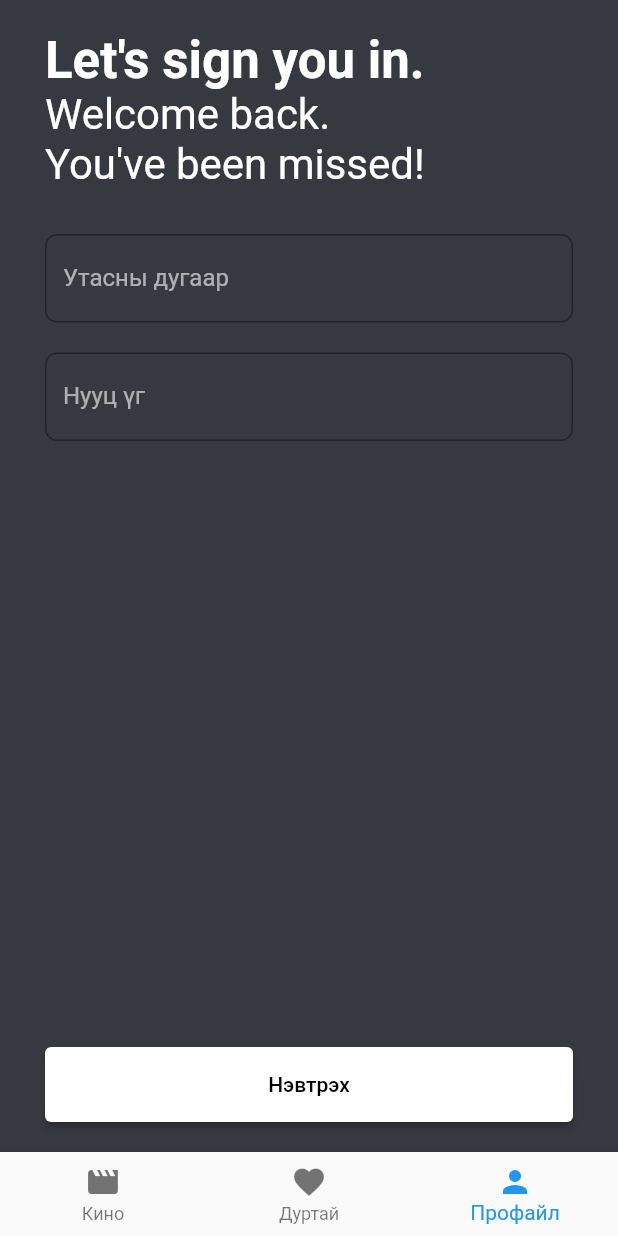
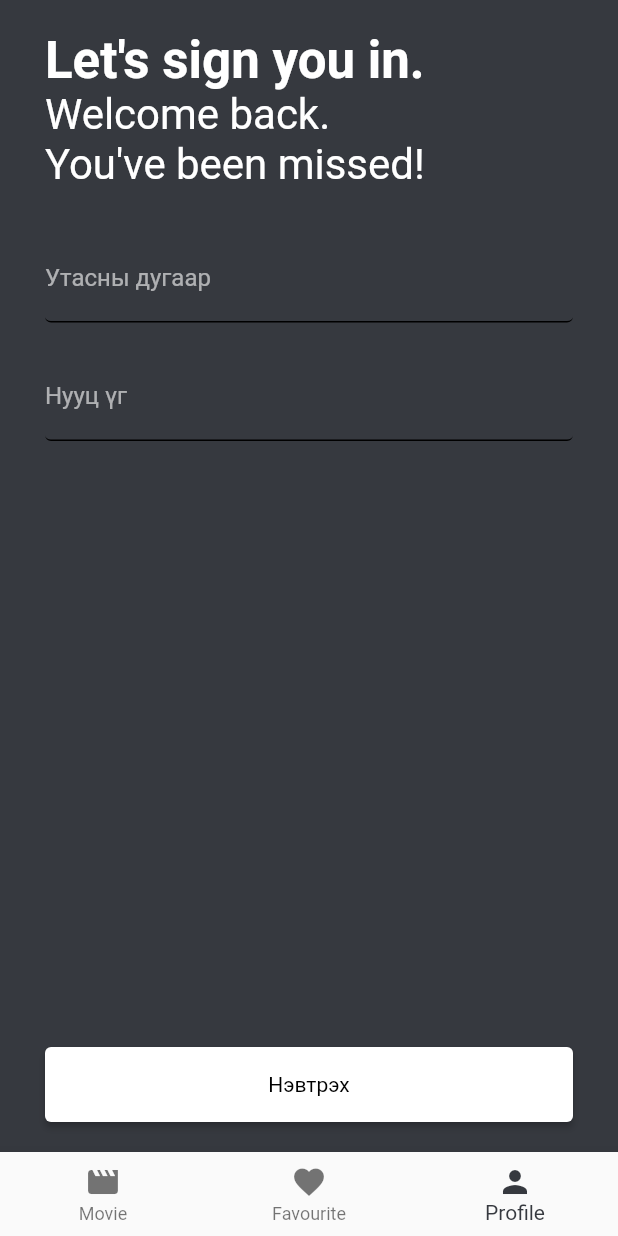
Before and after one commit to enkhjin159/flutter-lesson, a Flutter app: the screen it shows after launch, item 3 of the bottom bar chosen, on a phone screen of 412 x 824 dp. Run offline on Flutter 3.47's test engine with Material 2 defaults, Android fonts, the phone set to English and light mode, and no system bars; our stand-ins replace easy_localization, firebase_core, firebase_messaging, image_picker; accounts and stored records are empty; network calls fail.

```diff
--- a/lib/main.dart
+++ b/lib/main.dart
@@ -1,11 +1,25 @@
+import 'package:easy_localization/easy_localization.dart';
+import 'package:firebase_core/firebase_core.dart';
+import 'package:firebase_messaging/firebase_messaging.dart';
 import 'package:flutter/material.dart';
 import 'package:movie/global_keys.dart';
 import 'package:movie/providers/common.dart';
 import 'package:movie/screens/home.dart';
+import 'package:movie/theme/styles.dart';
 import 'package:provider/provider.dart';
 
-void main() {
-  runApp(const MyApp());
+void main() async {
+  WidgetsFlutterBinding.ensureInitialized();
+  await EasyLocalization.ensureInitialized();
+  await Firebase.initializeApp();
+  print(await FirebaseMessaging.instance.getToken());
+  runApp(
+    EasyLocalization(
+        supportedLocales: [Locale('en', 'US'), Locale('mn', 'MN')],
+        path: 'assets/translations',
+        fallbackLocale: Locale('en', 'US'),
+        child: const MyApp()),
+  );
 }
 
 class MyApp extends StatelessWidget {
@@ -20,9 +34,14 @@ class MyApp extends StatelessWidget {
       child: MaterialApp(
         title: 'Movie App',
         navigatorKey: GlobalKeys.navigatorKey,
-        theme: ThemeData(
-          primarySwatch: Colors.blue,
+        theme: myTheme,
+        builder: (context, child) => MediaQuery(
+          data: MediaQuery.of(context).copyWith(textScaleFactor: 1.0),
+          child: child!,
         ),
+        localizationsDelegates: context.localizationDelegates,
+        supportedLocales: context.supportedLocales,
+        locale: context.locale,
         home: HomePage(),
       ),
     );
--- a/lib/screens/home.dart
+++ b/lib/screens/home.dart
@@ -1,3 +1,4 @@
+import 'package:easy_localization/easy_localization.dart';
 import 'package:flutter/material.dart';
 import 'package:movie/providers/common.dart';
 import 'package:movie/screens/movies.dart';
@@ -25,15 +26,15 @@ class HomePage extends StatelessWidget {
             items: [
               BottomNavigationBarItem(
                 icon: Icon(Icons.movie),
-                label: "Кино",
+                label: "movie".tr(),
               ),
               BottomNavigationBarItem(
                 icon: Icon(Icons.favorite),
-                label: "Дуртай",
+                label: "favorite".tr(),
               ),
               BottomNavigationBarItem(
                 icon: Icon(Icons.person),
-                label: "Профайл",
+                label: "profile".tr(),
               ),
             ],
           ),
--- a/lib/screens/movies.dart
+++ b/lib/screens/movies.dart
@@ -1,5 +1,6 @@
 import 'dart:convert';
 
+import 'package:easy_localization/easy_localization.dart';
 import 'package:flutter/material.dart';
 import 'package:movie/model/movie/index.dart';
 import 'package:movie/providers/common.dart';
@@ -41,7 +42,7 @@ class _MoviesPageState extends State<MoviesPage> {
                 Padding(
                   padding: EdgeInsets.only(left: 10),
                   child: Text(
-                    "Шилдэг",
+                    "top".tr(),
                     style: TextStyle(
                       fontSize: 24,
                       fontWeight: FontWeight.bold,
@@ -64,7 +65,7 @@ class _MoviesPageState extends State<MoviesPage> {
                 Padding(
                   padding: EdgeInsets.only(left: 10),
                   child: Text(
-                    "Бүх кинонууд",
+                    "all".tr(),
                     style: TextStyle(
                       fontWeight: FontWeight.bold,
                       fontSize: 24,
--- a/lib/screens/profile.dart
+++ b/lib/screens/profile.dart
@@ -1,21 +1,51 @@
 import 'package:flutter/material.dart';
+import 'package:image_picker/image_picker.dart';
+import 'package:movie/global_keys.dart';
 import 'package:movie/providers/common.dart';
 import 'package:movie/screens/login.dart';
 import 'package:provider/provider.dart';
+import 'package:easy_localization/easy_localization.dart';
 
 class ProfilePage extends StatelessWidget {
   const ProfilePage({super.key});
+
+  void _onChangeLanguage() {
+    final context = GlobalKeys.navigatorKey.currentContext!;
+    if (context.locale.languageCode == Locale('mn', 'MN').languageCode) {
+      context.setLocale(Locale('en', 'US'));
+    } else {
+      context.setLocale(Locale('mn', 'MN'));
+    }
+  }
+
+  void _onImagePick(ImageSource source) async {
+    XFile? file = await ImagePicker().pickImage(source: source);
+    print(file?.name);
+  }
 
   @override
   Widget build(BuildContext context) {
     return Consumer<CommonProvider>(builder: ((content, provider, child) {
       return provider.isLoggedIn
           ? Center(
-              child: ElevatedButton(
-                onPressed: provider.onLogout,
-                child: Text("Гарах"),
-              ),
-            )
+              child: Column(
+              mainAxisAlignment: MainAxisAlignment.center,
+              children: [
+                ElevatedButton(
+                    onPressed: () => _onImagePick(ImageSource.gallery),
+                    child: Text("Зургийн сан нээх")),
+                ElevatedButton(
+                    onPressed: () => _onImagePick(ImageSource.camera),
+                    child: Text("Камера нээх")),
+                ElevatedButton(
+                    onPressed: _onChangeLanguage,
+                    child: Text(content.locale.languageCode)),
+                ElevatedButton(
+                  onPressed: provider.onLogout,
+                  child: Text("Гарах"),
+                ),
+              ],
+            ))
           : LoginPage();
     }));
   }
--- /dev/null
+++ b/lib/theme/styles.dart
@@ -0,0 +1,284 @@
+import 'package:flutter/material.dart';
+
+final ThemeData myTheme = ThemeData(
+  primarySwatch: MaterialColor(4281743679, {
+    50: Color(0xfff1f2f3),
+    100: Color(0xffe4e5e7),
+    200: Color(0xffc8cbd0),
+    300: Color(0xffadb1b8),
+    400: Color(0xff9196a1),
+    500: Color(0xff767c89),
+    600: Color(0xff5e636e),
+    700: Color(0xff474b52),
+    800: Color(0xff2f3237),
+    900: Color(0xff18191b)
+  }),
+  brightness: Brightness.light,
+  primaryColor: Color(0xff36393f),
+  primaryColorLight: Color(0xffe4e5e7),
+  primaryColorDark: Color(0xff474b52),
+  canvasColor: Color(0xfffafafa),
+  scaffoldBackgroundColor: Color(0xfffafafa),
+  bottomAppBarColor: Color(0xffffffff),
+  cardColor: Color(0xffffffff),
+  dividerColor: Color(0x1f000000),
+  highlightColor: Color(0x66bcbcbc),
+  splashColor: Color(0x66c8c8c8),
+  selectedRowColor: Color(0xfff5f5f5),
+  unselectedWidgetColor: Color(0x8a000000),
+  disabledColor: Color(0x61000000),
+  toggleableActiveColor: Color(0xff5e636e),
+  secondaryHeaderColor: Color(0xfff1f2f3),
+  backgroundColor: Color(0xffc8cbd0),
+  dialogBackgroundColor: Color(0xffffffff),
+  indicatorColor: Color(0xff767c89),
+  hintColor: Color(0x8a000000),
+  errorColor: Color(0xffd32f2f),
+  buttonTheme: ButtonThemeData(
+    textTheme: ButtonTextTheme.normal,
+    minWidth: 88,
+    height: 36,
+    padding: EdgeInsets.only(top: 0, bottom: 0, left: 16, right: 16),
+    shape: RoundedRectangleBorder(
+      side: BorderSide(
+        color: Color(0xff000000),
+        width: 0,
+        style: BorderStyle.none,
+      ),
+      borderRadius: BorderRadius.all(Radius.circular(2.0)),
+    ),
+    alignedDropdown: false,
+    buttonColor: Color(0xffe0e0e0),
+    disabledColor: Color(0x61000000),
+    highlightColor: Color(0x29000000),
+    splashColor: Color(0x1f000000),
+    focusColor: Color(0x1f000000),
+    hoverColor: Color(0x0a000000),
+    colorScheme: ColorScheme(
+      primary: Color(0xff36393f),
+      secondary: Color(0xff767c89),
+      surface: Color(0xffffffff),
+      background: Color(0xffc8cbd0),
+      error: Color(0xffd32f2f),
+      onPrimary: Color(0xffffffff),
+      onSecondary: Color(0xffffffff),
+      onSurface: Color(0xff000000),
+      onBackground: Color(0xffffffff),
+      onError: Color(0xffffffff),
+      brightness: Brightness.light,
+    ),
+  ),
+  textTheme: TextTheme(
+    caption: TextStyle(
+      color: Color(0x8a000000),
+      fontSize: null,
+      fontWeight: FontWeight.w400,
+      fontStyle: FontStyle.normal,
+    ),
+    button: TextStyle(
+      color: Color(0xdd000000),
+      fontSize: null,
+      fontWeight: FontWeight.w400,
+      fontStyle: FontStyle.normal,
+    ),
+    overline: TextStyle(
+      color: Color(0xff000000),
+      fontSize: null,
+      fontWeight: FontWeight.w400,
+      fontStyle: FontStyle.normal,
+    ),
+  ),
+  primaryTextTheme: TextTheme(
+    caption: TextStyle(
+      color: Color(0xb3ffffff),
+      fontSize: null,
+      fontWeight: FontWeight.w400,
+      fontStyle: FontStyle.normal,
+    ),
+    button: TextStyle(
+      color: Color(0xffffffff),
+      fontSize: null,
+      fontWeight: FontWeight.w400,
+      fontStyle: FontStyle.normal,
+    ),
+    overline: TextStyle(
+      color: Color(0xffffffff),
+      fontSize: null,
+      fontWeight: FontWeight.w400,
+      fontStyle: FontStyle.normal,
+    ),
+  ),
+  inputDecorationTheme: InputDecorationTheme(
+    labelStyle: TextStyle(
+      color: Color(0xdd000000),
+      fontSize: null,
+      fontWeight: FontWeight.w400,
+      fontStyle: FontStyle.normal,
+    ),
+    helperStyle: TextStyle(
+      color: Color(0xdd000000),
+      fontSize: null,
+      fontWeight: FontWeight.w400,
+      fontStyle: FontStyle.normal,
+    ),
+    hintStyle: TextStyle(
+      color: Color(0xdd000000),
+      fontSize: null,
+      fontWeight: FontWeight.w400,
+      fontStyle: FontStyle.normal,
+    ),
+    errorStyle: TextStyle(
+      color: Color(0xdd000000),
+      fontSize: null,
+      fontWeight: FontWeight.w400,
+      fontStyle: FontStyle.normal,
+    ),
+    errorMaxLines: null,
+    isDense: false,
+    contentPadding: EdgeInsets.only(top: 12, bottom: 12, left: 0, right: 0),
+    isCollapsed: false,
+    prefixStyle: TextStyle(
+      color: Color(0xdd000000),
+      fontSize: null,
+      fontWeight: FontWeight.w400,
+      fontStyle: FontStyle.normal,
+    ),
+    suffixStyle: TextStyle(
+      color: Color(0xdd000000),
+      fontSize: null,
+      fontWeight: FontWeight.w400,
+      fontStyle: FontStyle.normal,
+    ),
+    counterStyle: TextStyle(
+      color: Color(0xdd000000),
+      fontSize: null,
+      fontWeight: FontWeight.w400,
+      fontStyle: FontStyle.normal,
+    ),
+    filled: false,
+    fillColor: Color(0x00000000),
+    errorBorder: UnderlineInputBorder(
+      borderSide: BorderSide(
+        color: Color(0xff000000),
+        width: 1,
+        style: BorderStyle.solid,
+      ),
+      borderRadius: BorderRadius.all(Radius.circular(4.0)),
+    ),
+    focusedBorder: OutlineInputBorder(
+      borderSide: BorderSide(
+        color: Color(0xff000000),
+        width: 1,
+        style: BorderStyle.solid,
+      ),
+      borderRadius: BorderRadius.all(Radius.circular(4.0)),
+    ),
+    focusedErrorBorder: UnderlineInputBorder(
+      borderSide: BorderSide(
+        color: Color(0xff000000),
+        width: 1,
+        style: BorderStyle.solid,
+      ),
+      borderRadius: BorderRadius.all(Radius.circular(4.0)),
+    ),
+    disabledBorder: UnderlineInputBorder(
+      borderSide: BorderSide(
+        color: Color(0xff000000),
+        width: 1,
+        style: BorderStyle.solid,
+      ),
+      borderRadius: BorderRadius.all(Radius.circular(4.0)),
+    ),
+    enabledBorder: UnderlineInputBorder(
+      borderSide: BorderSide(
+        color: Color(0xff000000),
+        width: 1,
+        style: BorderStyle.solid,
+      ),
+      borderRadius: BorderRadius.all(Radius.circular(4.0)),
+    ),
+    border: OutlineInputBorder(
+      borderSide: BorderSide(
+        color: Color(0xff000000),
+        width: 1,
+        style: BorderStyle.solid,
+      ),
+      borderRadius: BorderRadius.all(Radius.circular(4.0)),
+    ),
+  ),
+  iconTheme: IconThemeData(
+    color: Color(0xdd000000),
+    opacity: 1,
+    size: 24,
+  ),
+  primaryIconTheme: IconThemeData(
+    color: Color(0xffffffff),
+    opacity: 1,
+    size: 24,
+  ),
+  sliderTheme: SliderThemeData(
+    activeTrackColor: null,
+    inactiveTrackColor: null,
+    disabledActiveTrackColor: null,
+    disabledInactiveTrackColor: null,
+    activeTickMarkColor: null,
+    inactiveTickMarkColor: null,
+    disabledActiveTickMarkColor: null,
+    disabledInactiveTickMarkColor: null,
+    thumbColor: null,
+    disabledThumbColor: null,
+    thumbShape: null,
+    overlayColor: null,
+    valueIndicatorColor: null,
+    valueIndicatorShape: null,
+    showValueIndicator: null,
+    valueIndicatorTextStyle: TextStyle(
+      color: Color(0xffffffff),
+      fontSize: null,
+      fontWeight: FontWeight.w400,
+      fontStyle: FontStyle.normal,
+    ),
+  ),
+  tabBarTheme: TabBarTheme(
+    indicatorSize: TabBarIndicatorSize.tab,
+    labelColor: Color(0xffffffff),
+    unselectedLabelColor: Color(0xb2ffffff),
+  ),
+  chipTheme: ChipThemeData(
+    backgroundColor: Color(0x1f000000),
+    brightness: Brightness.light,
+    deleteIconColor: Color(0xde000000),
+    disabledColor: Color(0x0c000000),
+    labelPadding: EdgeInsets.only(top: 0, bottom: 0, left: 8, right: 8),
+    labelStyle: TextStyle(
+      color: Color(0xde000000),
+      fontSize: null,
+      fontWeight: FontWeight.w400,
+      fontStyle: FontStyle.normal,
+    ),
+    padding: EdgeInsets.only(top: 4, bottom: 4, left: 4, right: 4),
+    secondaryLabelStyle: TextStyle(
+      color: Color(0x3d000000),
+      fontSize: null,
+      fontWeight: FontWeight.w400,
+      fontStyle: FontStyle.normal,
+    ),
+    secondarySelectedColor: Color(0x3d36393f),
+    selectedColor: Color(0x3d000000),
+    shape: StadiumBorder(
+        side: BorderSide(
+      color: Color(0xff000000),
+      width: 0,
+      style: BorderStyle.none,
+    )),
+  ),
+  dialogTheme: DialogTheme(
+      shape: RoundedRectangleBorder(
+    side: BorderSide(
+      color: Color(0xff000000),
+      width: 0,
+      style: BorderStyle.none,
+    ),
+    borderRadius: BorderRadius.all(Radius.circular(0.0)),
+  )),
+);
```
Also changed, not shown: assets/translations/en-US.json (added, +7 -0 lines), assets/translations/mn-MN.json (added, +8 -0 lines), pubspec.yaml (+7 -2 lines), pubspec.lock, 9 other files.
